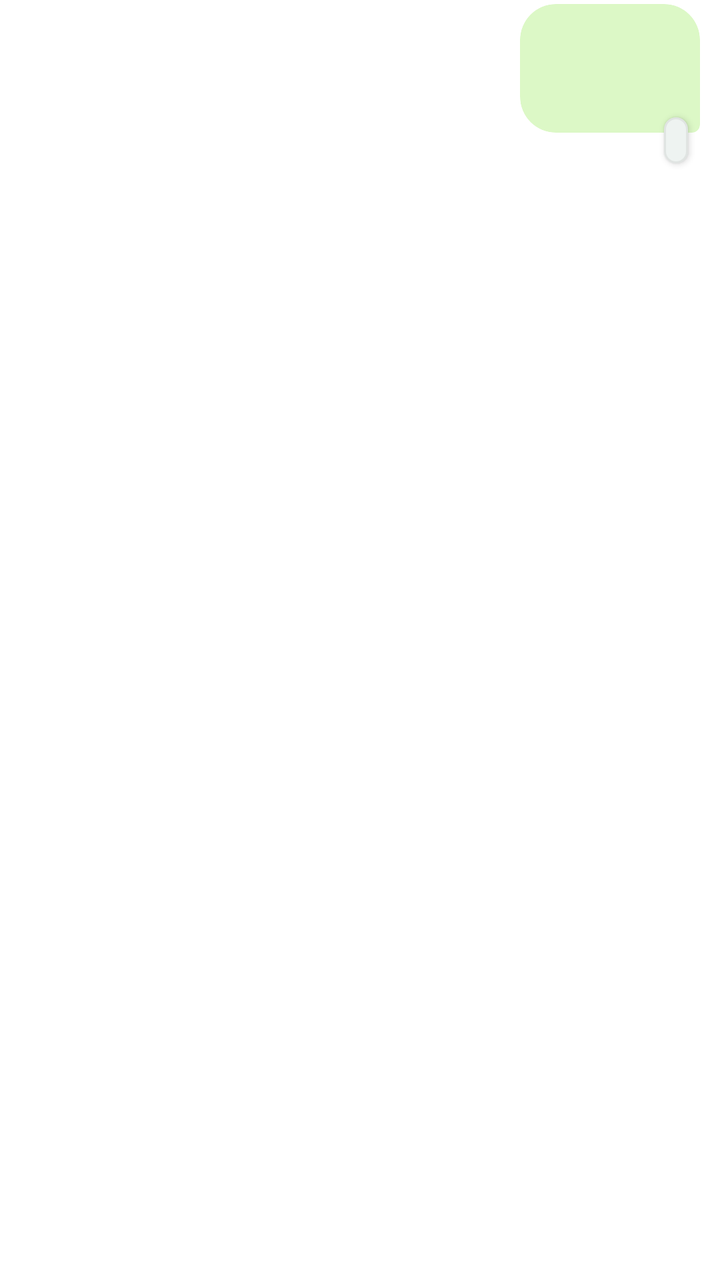
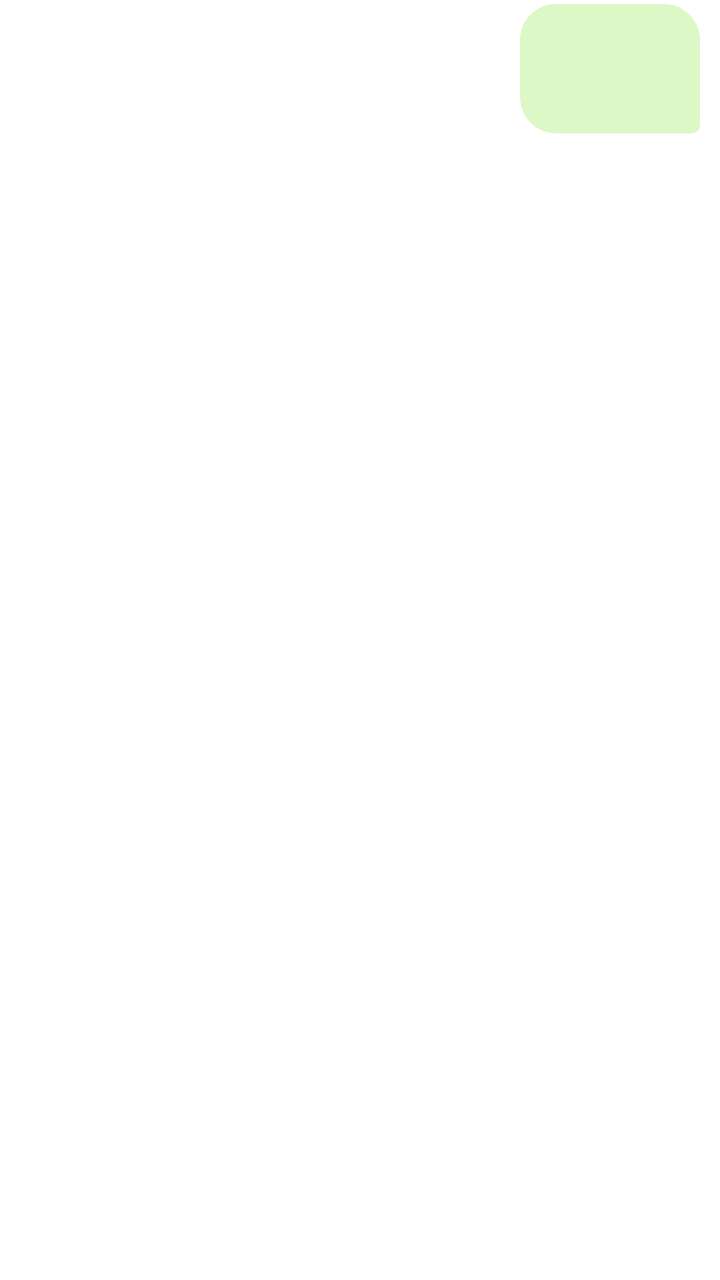

An Android layout rendered at two revisions. The XML below is the earlier revision; the diff shows what the commit changed to produce the second picture.
<!-- AndroidManifest.xml: application theme Theme.GupShup -->
<!-- res/layout/item_message_sent.xml -->
<?xml version="1.0" encoding="utf-8"?>
<LinearLayout xmlns:android="http://schemas.android.com/apk/res/android"
    xmlns:app="http://schemas.android.com/apk/res-auto"
    android:layout_width="match_parent"
    android:layout_height="wrap_content"
    android:orientation="vertical"
    android:gravity="end"
    android:paddingVertical="2dp"
    android:paddingHorizontal="8dp">

    <com.google.android.material.card.MaterialCardView
        android:layout_width="wrap_content"
        android:layout_height="wrap_content"
        app:cardBackgroundColor="@color/bubbleSent"
        app:cardElevation="0dp"
        app:strokeWidth="0dp"
        app:shapeAppearanceOverlay="@style/ShapeAppearance.GupShup.Bubble.Sent"
        android:layout_marginEnd="2dp"
        android:layout_marginStart="48dp">

        <LinearLayout
            android:layout_width="wrap_content"
            android:layout_height="wrap_content"
            android:orientation="vertical"
            android:paddingHorizontal="14dp"
            android:paddingVertical="8dp"
            android:minWidth="80dp">

            <com.google.android.material.imageview.ShapeableImageView
                android:id="@+id/messageImage"
                android:layout_width="220dp"
                android:layout_height="220dp"
                android:scaleType="centerCrop"
                android:visibility="gone"
                android:layout_marginBottom="4dp"
                app:shapeAppearanceOverlay="@style/ShapeAppearance.Material3.Corner.Medium" />

            <TextView
                android:id="@+id/messageText"
                android:layout_width="wrap_content"
                android:layout_height="wrap_content"
                android:textColor="@color/bubbleSentText"
                android:textSize="16sp"
                android:fontFamily="sans-serif" />

            <LinearLayout
                android:layout_width="wrap_content"
                android:layout_height="wrap_content"
                android:orientation="horizontal"
                android:layout_gravity="end"
                android:layout_marginTop="2dp"
                android:gravity="center_vertical">

                <TextView
                    android:id="@+id/messageStatus"
                    android:layout_width="wrap_content"
                    android:layout_height="wrap_content"
                    android:textSize="11sp"
                    android:textColor="?attr/colorOutline"
                    android:layout_marginEnd="4dp" />
            </LinearLayout>
        </LinearLayout>
    </com.google.android.material.card.MaterialCardView>

    <TextView
        android:id="@+id/reactionView"
        android:layout_width="wrap_content"
        android:layout_height="wrap_content"
        android:textSize="14sp"
        android:layout_marginTop="-8dp"
        android:layout_marginEnd="8dp"
        android:elevation="2dp"
        android:background="@drawable/bg_reaction_pill"
        android:paddingHorizontal="6dp"
        android:paddingVertical="2dp" />

</LinearLayout>
<!-- resources referenced by this layout -->
<resources>
  <color name="bubbleSent">#DCF8C6</color>
  <color name="bubbleSentText">#0B141A</color>
  <!-- drawable bg_reaction_pill (drawable) -->
  <?xml version="1.0" encoding="utf-8"?>
  <shape xmlns:android="http://schemas.android.com/apk/res/android"
      android:shape="rectangle">
      <solid android:color="@color/colorSurfaceContainer" />
      <corners android:radius="12dp" />
      <stroke
          android:width="1dp"
          android:color="@color/outlineVariant" />
  </shape>
  <style name="ShapeAppearance.GupShup.Bubble.Sent" parent="ShapeAppearance.Material3.Corner.Medium">
          <item name="cornerFamily">rounded</item>
          <item name="cornerSizeTopLeft">@dimen/radius_bubble</item>
          <item name="cornerSizeTopRight">@dimen/radius_bubble</item>
          <item name="cornerSizeBottomLeft">@dimen/radius_bubble</item>
          <item name="cornerSizeBottomRight">@dimen/radius_bubble_tail</item>
      </style>
  <color name="colorSurfaceContainer">#EEF3F1</color>
  <color name="outlineVariant">#E0E4E2</color>
  <dimen name="radius_bubble">18dp</dimen>
  <dimen name="radius_bubble_tail">4dp</dimen>
  <color name="colorPrimary">#128C7E</color>
  <color name="onPrimary">#FFFFFF</color>
  <color name="colorPrimaryContainer">#E7F9F1</color>
  <color name="onPrimaryContainer">#05362E</color>
  <color name="colorSecondary">#128C7E</color>
  <color name="onSecondary">#FFFFFF</color>
  <color name="colorSecondaryContainer">#E7F9F1</color>
  <color name="onSecondaryContainer">#05362E</color>
  <color name="colorTertiary">#075E54</color>
  <color name="onTertiary">#FFFFFF</color>
  <color name="colorTertiaryContainer">#D3E4FF</color>
  <color name="onTertiaryContainer">#041C35</color>
  <color name="background">#FFFFFF</color>
  <color name="surface">#FFFFFF</color>
  <color name="surfaceVariant">#EEF3F1</color>
  <color name="onSurface">#0B141A</color>
  <color name="onSurfaceVariant">#667781</color>
  <color name="outline">#E0E4E2</color>
  <color name="colorSurfaceContainerLow">#F7F9FA</color>
  <color name="error">#D32F2F</color>
  <color name="onError">#FFFFFF</color>
  <color name="errorContainer">#FFDAD6</color>
  <color name="onErrorContainer">#410002</color>
  <!-- unchanged entries left out for length: 1 -->
</resources>

<!-- the commit's change to res/layout/item_message_sent.xml (unified diff, before → after) -->
@@ -6,43 +6,46 @@
     android:orientation="vertical"
     android:gravity="end"
     android:paddingVertical="2dp"
-    android:paddingHorizontal="8dp">
+    android:paddingHorizontal="@dimen/spacing_sm">
 
+    
     <com.google.android.material.card.MaterialCardView
         android:layout_width="wrap_content"
         android:layout_height="wrap_content"
         app:cardBackgroundColor="@color/bubbleSent"
-        app:cardElevation="0dp"
+        app:cardElevation="@dimen/elevation_level_0"
         app:strokeWidth="0dp"
         app:shapeAppearanceOverlay="@style/ShapeAppearance.GupShup.Bubble.Sent"
-        android:layout_marginEnd="2dp"
-        android:layout_marginStart="48dp">
+        android:layout_marginStart="48dp"
+        android:layout_marginEnd="2dp">
 
         <LinearLayout
             android:layout_width="wrap_content"
             android:layout_height="wrap_content"
             android:orientation="vertical"
-            android:paddingHorizontal="14dp"
-            android:paddingVertical="8dp"
+            android:paddingHorizontal="@dimen/spacing_md"
+            android:paddingVertical="@dimen/spacing_sm"
             android:minWidth="80dp">
 
+            
             <com.google.android.material.imageview.ShapeableImageView
                 android:id="@+id/messageImage"
                 android:layout_width="220dp"
-                android:layout_height="220dp"
+                android:layout_height="180dp"
                 android:scaleType="centerCrop"
                 android:visibility="gone"
-                android:layout_marginBottom="4dp"
+                android:layout_marginBottom="@dimen/spacing_xs"
                 app:shapeAppearanceOverlay="@style/ShapeAppearance.Material3.Corner.Medium" />
 
+            
             <TextView
                 android:id="@+id/messageText"
                 android:layout_width="wrap_content"
                 android:layout_height="wrap_content"
-                android:textColor="@color/bubbleSentText"
-                android:textSize="16sp"
-                android:fontFamily="sans-serif" />
+                style="@style/TextAppearance.GupShup.Body"
+                android:textColor="@color/bubbleSentText" />
 
+            
             <LinearLayout
                 android:layout_width="wrap_content"
                 android:layout_height="wrap_content"
@@ -55,23 +58,25 @@
                     android:id="@+id/messageStatus"
                     android:layout_width="wrap_content"
                     android:layout_height="wrap_content"
-                    android:textSize="11sp"
-                    android:textColor="?attr/colorOutline"
-                    android:layout_marginEnd="4dp" />
+                    style="@style/TextAppearance.GupShup.Caption"
+                    android:textColor="#B30B141A"
+                    android:layout_marginEnd="2dp" />
             </LinearLayout>
         </LinearLayout>
     </com.google.android.material.card.MaterialCardView>
 
+    
     <TextView
         android:id="@+id/reactionView"
         android:layout_width="wrap_content"
         android:layout_height="wrap_content"
-        android:textSize="14sp"
-        android:layout_marginTop="-8dp"
-        android:layout_marginEnd="8dp"
-        android:elevation="2dp"
+        style="@style/TextAppearance.GupShup.Caption"
         android:background="@drawable/bg_reaction_pill"
         android:paddingHorizontal="6dp"
-        android:paddingVertical="2dp" />
+        android:paddingVertical="2dp"
+        android:layout_marginTop="-8dp"
+        android:layout_marginEnd="@dimen/spacing_sm"
+        android:elevation="@dimen/elevation_level_1"
+        android:visibility="gone" />
 
 </LinearLayout>
<!-- resource entries referenced after the edit -->
@@ -2,6 +2,11 @@
 <resources>
   <color name="bubbleSent">#DCF8C6</color>
   <color name="bubbleSentText">#0B141A</color>
+  <dimen name="elevation_level_0">0dp</dimen>
+  <dimen name="elevation_level_1">1dp</dimen>
+  <dimen name="spacing_md">12dp</dimen>
+  <dimen name="spacing_sm">8dp</dimen>
+  <dimen name="spacing_xs">4dp</dimen>
   <!-- drawable bg_reaction_pill (drawable) -->
   <?xml version="1.0" encoding="utf-8"?>
   <shape xmlns:android="http://schemas.android.com/apk/res/android"
@@ -18,6 +23,17 @@
           <item name="cornerSizeTopRight">@dimen/radius_bubble</item>
           <item name="cornerSizeBottomLeft">@dimen/radius_bubble</item>
           <item name="cornerSizeBottomRight">@dimen/radius_bubble_tail</item>
+      </style>
+  <style name="TextAppearance.GupShup.Body" parent="TextAppearance.Material3.BodyMedium">
+          <item name="android:textSize">15sp</item>
+          <item name="android:fontFamily">@font/google_sans</item>
+          <item name="android:lineSpacingExtra">7sp</item> 
+          <item name="android:textColor">?attr/colorOnSurface</item>
+      </style>
+  <style name="TextAppearance.GupShup.Caption" parent="TextAppearance.Material3.BodySmall">
+          <item name="android:textSize">12sp</item>
+          <item name="android:fontFamily">@font/google_sans</item>
+          <item name="android:textColor">?attr/colorOnSurfaceVariant</item>
       </style>
   <color name="colorSurfaceContainer">#EEF3F1</color>
   <color name="outlineVariant">#E0E4E2</color>
